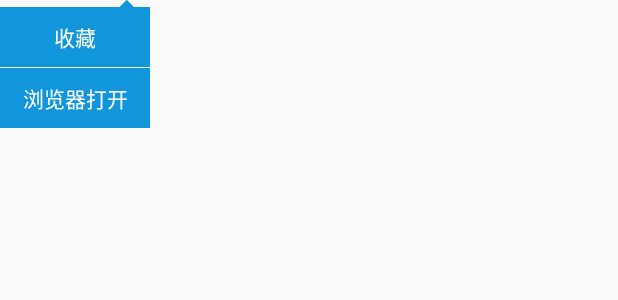
After one commit to 528526221/WanAndroid, an Android app: the layout layout_window_menu.xml on its own in the app's theme, with its tools: preview values and no code run, on a phone screen of 412 x 824 dp. The commit adds this screen. Shown: the top 300 px of the screen. Run offline under Robolectric (Android 15) with nearby library versions, the phone set to English and light mode, and no system bars.

Commit message:
增加了右上角收藏UI

```diff
--- a/app/src/main/java/com/xulc/wanandroid/ui/article/ArticleContract.java
+++ b/app/src/main/java/com/xulc/wanandroid/ui/article/ArticleContract.java
@@ -14,7 +14,7 @@ public class ArticleContract {
     }
 
     interface Presenter extends BaseContract.BasePresenter<ArticleContract.View>{
-
+        void addCollectOutSide(String title,String author,String link);
     }
 
 }
--- /dev/null
+++ b/app/src/main/res/drawable/shape_triangle.xml
@@ -0,0 +1,15 @@
+<?xml version="1.0" encoding="utf-8"?>
+<layer-list xmlns:android="http://schemas.android.com/apk/res/android">
+    <!-- 正三角 -->
+    <item>
+        <rotate
+            android:fromDegrees="45"
+            android:toDegrees="45"
+            android:pivotX="-40%"
+            android:pivotY="80%">
+            <shape android:shape="rectangle">
+                <solid android:color="@color/colorPrimary" />
+            </shape>
+        </rotate>
+    </item>
+</layer-list>
--- /dev/null
+++ b/app/src/main/res/layout/layout_window_menu.xml
@@ -0,0 +1,33 @@
+<?xml version="1.0" encoding="utf-8"?>
+<LinearLayout xmlns:android="http://schemas.android.com/apk/res/android"
+    android:orientation="vertical" android:layout_width="wrap_content"
+    android:layout_height="wrap_content"
+    android:paddingRight="@dimen/dp05">
+    <View
+        android:layout_width="@dimen/dp10"
+        android:layout_height="@dimen/dp10"
+        android:background="@drawable/shape_triangle"
+        android:layout_gravity="right"
+        android:layout_marginRight="@dimen/dp10"
+        android:layout_marginTop="-05dp"/>
+    <TextView
+        android:id="@+id/tvCollect"
+        android:layout_width="@dimen/dp100"
+        android:layout_height="@dimen/dp40"
+        android:background="@color/colorPrimary"
+        android:gravity="center"
+        android:textColor="@color/white"
+        android:text="收藏"/>
+    <View
+        android:layout_width="match_parent"
+        android:layout_height="1px"
+        android:background="@color/white"/>
+    <TextView
+        android:id="@+id/tvOpenWithBrowser"
+        android:layout_width="@dimen/dp100"
+        android:layout_height="@dimen/dp40"
+        android:background="@color/colorPrimary"
+        android:gravity="center"
+        android:textColor="@color/white"
+        android:text="浏览器打开"/>
+</LinearLayout>
--- a/app/src/main/res/values/dimens.xml
+++ b/app/src/main/res/values/dimens.xml
@@ -17,5 +17,7 @@
     <dimen name="nav_header_height">160dp</dimen>
     <dimen name="fab_margin">16dp</dimen>
     <dimen name="dp03">3dp</dimen>
+    <dimen name="dp100">100dp</dimen>
+    <dimen name="dp15">15dp</dimen>
 
 </resources>
--- a/app/src/main/res/values/styles.xml
+++ b/app/src/main/res/values/styles.xml
@@ -24,6 +24,9 @@
         <item name="android:textColor">@color/bottom_bar_text_selector</item>
     </style>
 
-
+    <style name="menu_window_style">
+        <item name="android:windowEnterAnimation">@anim/anim_menu_enter</item>
+        <item name="android:windowExitAnimation">@anim/anim_menu_exit</item>
+    </style>
 
 </resources>
```
Also changed, not shown: app/src/main/java/com/xulc/wanandroid/net/ApiService.java (+15 -3 lines), app/src/main/java/com/xulc/wanandroid/ui/article/ArticleActivity.java (+36 -10 lines), app/src/main/java/com/xulc/wanandroid/view/MenuWindow.java (added, +60 -0 lines), app/src/main/res/anim/anim_menu_enter.xml (added, +10 -0 lines), app/src/main/res/anim/anim_menu_exit.xml (added, +10 -0 lines), app/src/main/res/layout/activity_article.xml (+14 -3 lines).
